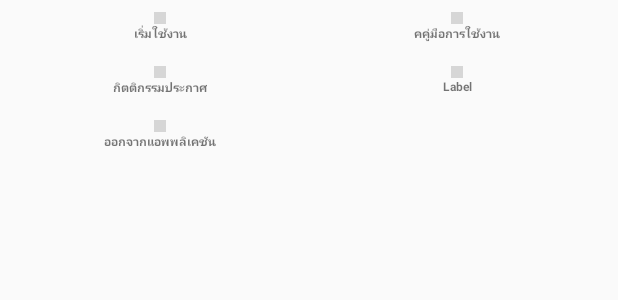
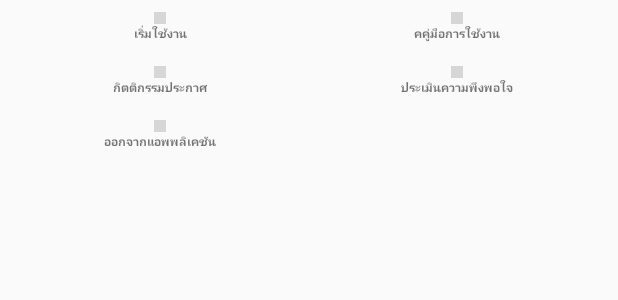
Before and after one commit to masterUNG/MyVoice, an Android app: the layout fragment_main.xml on its own in the app's theme, with its tools: preview values and no code run, on a phone screen of 412 x 824 dp. Shown: the top 300 px of the screen. Run offline under Robolectric (Android 15) with nearby library versions, the phone set to English and light mode, and no system bars; grey boxes are pictures that could not be loaded.

Commit message:
set up id ok

```diff
--- a/app/src/main/res/layout/fragment_main.xml
+++ b/app/src/main/res/layout/fragment_main.xml
@@ -28,6 +28,7 @@
 
                 <!--icon-->
                 <ImageView
+                    android:id="@+id/imvIcon1"
                     android:src="@drawable/icon1"
                     android:layout_gravity="center_horizontal"
                     android:layout_width="@dimen/icon"
@@ -58,11 +59,11 @@
 
                 <!--icon-->
                 <ImageView
-                    android:src="@drawable/icon2"
+                    android:id="@+id/imvIcon2"
+                    android:layout_width="@dimen/icon"
+                    android:layout_height="@dimen/icon"
                     android:layout_gravity="center_horizontal"
-                    android:layout_width="@dimen/icon"
-                    android:layout_height="@dimen/icon" />
-
+                    android:src="@drawable/icon2" />
 
 
                 <!--Label-->
@@ -97,6 +98,7 @@
 
                 <!--icon-->
                 <ImageView
+                    android:id="@+id/imvIcon3"
                     android:src="@drawable/icon3"
                     android:layout_gravity="center_horizontal"
                     android:layout_width="@dimen/icon"
@@ -127,6 +129,7 @@
 
                 <!--icon-->
                 <ImageView
+                    android:id="@+id/imvicon4"
                     android:src="@drawable/icon4"
                     android:layout_gravity="center_horizontal"
                     android:layout_width="@dimen/icon"
@@ -139,7 +142,7 @@
                     android:layout_gravity="center_horizontal"
                     android:textStyle="bold"
                     android:textSize="@dimen/h2"
-                    android:text="Label"
+                    android:text="@string/label4"
                     android:layout_width="wrap_content"
                     android:layout_height="wrap_content" />
 
@@ -165,6 +168,7 @@
 
                 <!--icon-->
                 <ImageView
+                    android:id="@+id/imvIcon5"
                     android:src="@drawable/icon3"
                     android:layout_gravity="center_horizontal"
                     android:layout_width="@dimen/icon"
```
